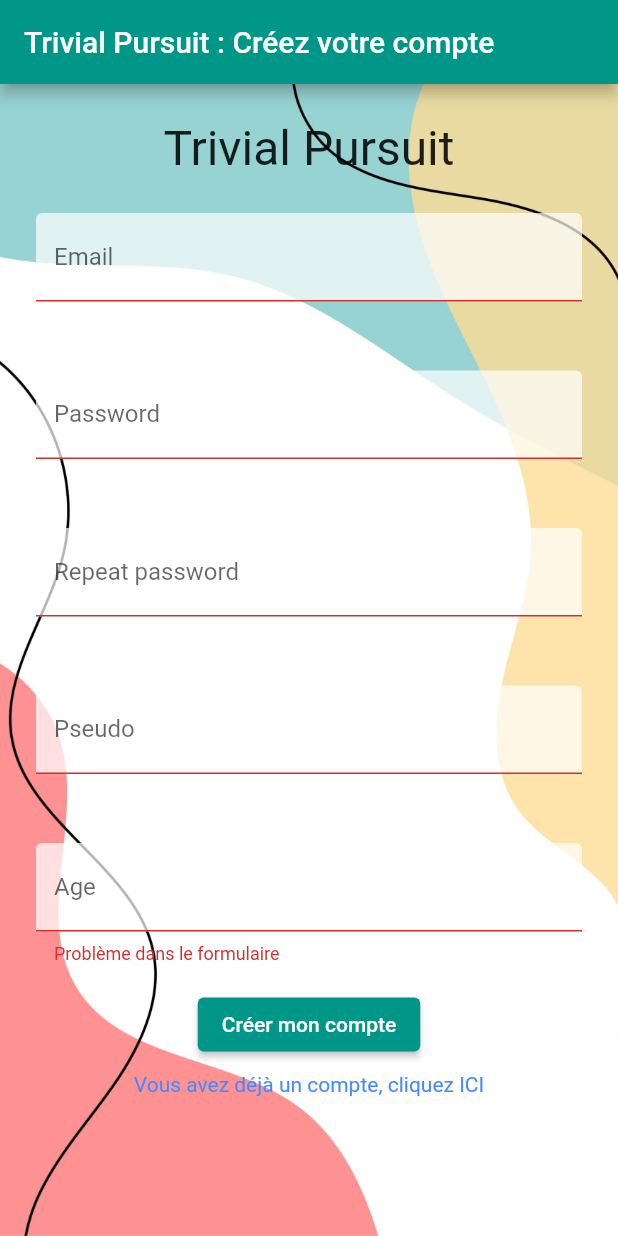
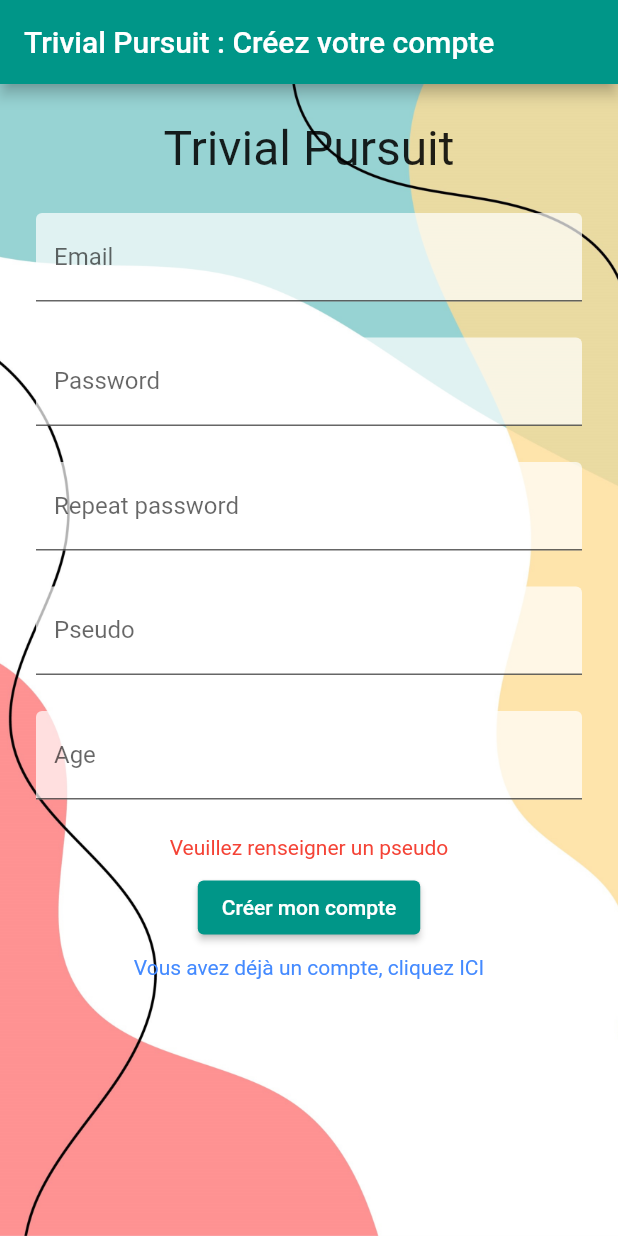
Before and after one commit to Adrien-Ba/Trivial_Pursuit, a Flutter app: the screen it shows after launch, after a tap on "Se connecter", after a tap on "Pour créer un compte, cliquez ICI", after a tap on "Créer mon compte", on a phone screen of 412 x 824 dp. Run offline on Flutter 3.47's test engine with Material 2 defaults, Android fonts, the phone set to English and light mode, and no system bars; our stand-ins replace cloud_firestore, firebase_auth, firebase_core, flutter_bloc, flutter_profile_picture, freezed_annotation and 3 more; missing offline and left inert: dart:ffi, swiping_card_deck; accounts and stored records are empty; network calls fail.

Commit message:
Parse login & signup errors

```diff
--- a/lib/data/dataSources/remote/question_firebase.dart
+++ b/lib/data/dataSources/remote/question_firebase.dart
@@ -24,6 +24,7 @@ class QuestionFirebase {
   }
 
   Future<void> insertQuestions(ListQuestions questions) async {
+
     await _questionRef.doc(_getDate()).set(questions);
   }
 
--- a/lib/data/repositories/login_repository.dart
+++ b/lib/data/repositories/login_repository.dart
@@ -27,7 +27,7 @@ class LoginRepository {
     try {
       await _authFirebase!.signIn(email, password);
     } on FirebaseAuthException catch (e) {
-      return e.message;
+      return e.code;
     }
   }
 
--- a/lib/data/repositories/signup_repository.dart
+++ b/lib/data/repositories/signup_repository.dart
@@ -23,7 +23,7 @@ class SignUpRepository {
     try {
       await _authFirebase!.signUp(email, password);
     } on FirebaseAuthException catch (e) {
-      return e.message;
+      return e.code;
     }
   }
 
--- a/lib/ui/pages/login/login_cubit.dart
+++ b/lib/ui/pages/login/login_cubit.dart
@@ -13,7 +13,19 @@ class LoginCubit extends Cubit<LoginState> {
       emit(Correct());
       return "";
     } else {
-      //emit(Incorrect());
+      if(response == "unknown") {
+        return "Veuillez renseigner email & mot de passe";
+      }
+      if(response == "invalid-email") {
+        return "L'email renseigné n'exisite pas";
+      }
+      if(response == "user-not-found") {
+        return "L'email renseigné est inconnu";
+      }
+      if(response == "wrong-password") {
+        return "Le mot de passe est inconnu";
+      }
+
       return response;
     }
   }
--- a/lib/ui/pages/signup/signup_cubit.dart
+++ b/lib/ui/pages/signup/signup_cubit.dart
@@ -18,7 +18,15 @@ class SignUpCubit extends Cubit<SignUpState> {
   }
 
   Future<String> createAccount(String email, String password, String passwordBis, String pseudo, String age) async {
-    if(await repository.signUp(email, password)=="") {
+    if(pseudo == "") {
+      return "Veuillez renseigner un pseudo";
+    }
+    if(age == "") {
+      return "Veuillez renseigner votre age";
+    }
+
+    final response = await repository.signUp(email, password);
+    if(response==null) {
       final uid = await repository.getCurrentUser();
 
       DateTime date = DateTime.now();
@@ -31,7 +39,19 @@ class SignUpCubit extends Cubit<SignUpState> {
       emit(Valid());
       return "";
     } else {
-      return "Problème dans le formulaire";
+      if(response == "unknown") {
+        return "Veuillez renseigner tous les champs";
+      }
+      if(response == "weak-password") {
+        return "Le mot de passe doit contenir 6 caractères" ;
+      }
+      if(response == "email-already-in-use") {
+        return "Cet utilisateur exisite déjà" ;
+      }
+      if(response == "invalid-email") {
+        return "L'email renseigné n'existe pas";
+      }
+      return response;
     }
 
   }
--- a/lib/ui/pages/signup/signup_page.dart
+++ b/lib/ui/pages/signup/signup_page.dart
@@ -99,7 +99,6 @@ class _SignUpPageState extends State<SignUpPage> {
                             labelText: "Email",
                             fillColor: Colors.white70,
                             filled:true,
-                            errorText: _redError(),
                           ),
                         ),
                       ),
@@ -112,7 +111,6 @@ class _SignUpPageState extends State<SignUpPage> {
                             labelText: "Password",
                             fillColor: Colors.white70,
                             filled:true,
-                            errorText: _redError(),
                           ),
                         ),
                       ),
@@ -125,7 +123,6 @@ class _SignUpPageState extends State<SignUpPage> {
                             labelText: "Repeat password",
                             fillColor: Colors.white70,
                             filled:true,
-                            errorText: _redError(),
                           ),
                         ),
                       ),
@@ -137,7 +134,6 @@ class _SignUpPageState extends State<SignUpPage> {
                             labelText: "Pseudo",
                             fillColor: Colors.white70,
                             filled:true,
-                            errorText: _redError(),
                           ),
                         ),
                       ),
@@ -150,9 +146,12 @@ class _SignUpPageState extends State<SignUpPage> {
                             labelText: "Age",
                             fillColor: Colors.white70,
                             filled:true,
-                            errorText: _redMessage(),
                           ),
                         ),
+                      ),
+                      Padding(
+                        padding: const EdgeInsets.all(8.0),
+                        child: Text(_errorMessage, style: TextStyle(color: Colors.red)),
                       ),
                       Row(
                         mainAxisAlignment: MainAxisAlignment.center,
@@ -171,7 +170,7 @@ class _SignUpPageState extends State<SignUpPage> {
                                   }
                                 });
                               },
-                              child: const Text("Créer mon compte"))
+                              child: const Text("Créer mon compte"),)
                         ],
                       ),
                       Padding(
```
